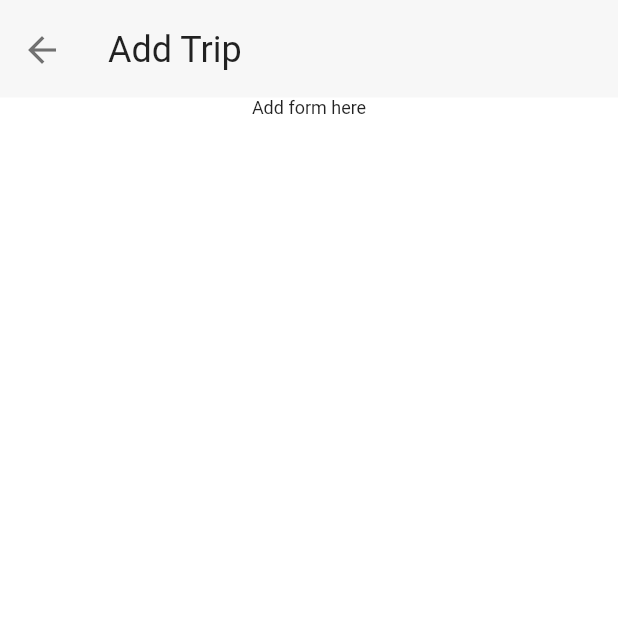
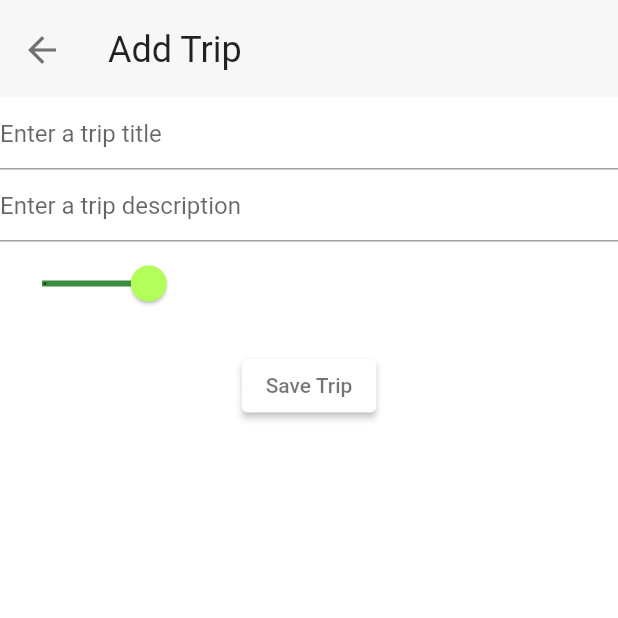
Before and after one commit to HadenHiles/daytrip, a Flutter app: the Trip screen opened directly, on a phone screen of 412 x 824 dp, the top half of it. Run offline on Flutter 3.47's test engine with Material 2 defaults, Android fonts, the phone set to English and light mode, and no system bars; our stand-ins replace cloud_firestore, firebase_auth, firebase_core, flutter_signin_button, google_sign_in, settings_ui and 1 more; missing offline and left inert: password_strength; accounts and stored records are empty.

Commit message:
Added Trip Title and Description

```diff
--- a/lib/tabs/trips/Trip.dart
+++ b/lib/tabs/trips/Trip.dart
@@ -10,6 +10,10 @@ class Trip extends StatefulWidget {
 }
 
 class _TripState extends State<Trip> {
+
+  final _formKey = GlobalKey<FormState>();
+  double _kilometreValue = 20;
+
   @override
   Widget build(BuildContext context) {
     return Scaffold(
@@ -56,8 +60,68 @@ class _TripState extends State<Trip> {
         },
         body: Container(
           child: Column(
-            children: [
-              Text('Add form here'),
+            children: <Widget>[
+              // Trip Title TextField
+              TextFormField(
+                decoration: const InputDecoration(
+                  hintText: 'Enter a trip title',
+                ),
+                validator: (value) {
+                if (value.isEmpty) {
+                  return 'Please enter a trip title';
+                }
+                return null;
+              },
+            ),
+            // Description TextField
+            TextFormField(
+                decoration: const InputDecoration(
+                  hintText: 'Enter a trip description',
+                ),
+                validator: (value) {
+                if (value.isEmpty) {
+                  return 'Please enter trip description';
+                }
+                return null;
+              },
+            ),
+            SliderTheme(
+              data: SliderTheme.of(context).copyWith(
+                activeTrackColor: Colors.green[700],
+                inactiveTrackColor: Colors.transparent,
+                trackShape: RectangularSliderTrackShape(),
+                trackHeight: 4.0,
+                thumbColor: Colors.lightGreenAccent,
+                thumbShape: RoundSliderThumbShape(enabledThumbRadius: 12.0),
+                overlayColor: Colors.lightGreen.withAlpha(32),
+                overlayShape: RoundSliderOverlayShape(overlayRadius: 28.0),
+            ),
+              child: Slider(
+                min: 0,
+                max: 100,
+                divisions: 5,
+                label: '$_kilometreValue',
+                value: _kilometreValue,
+                onChanged: (value){
+                  setState(() {
+                    _kilometreValue = value;
+                  });
+                },
+              ),
+            ),
+            Padding(
+              padding: const EdgeInsets.symmetric(vertical: 16.0),
+              child: ElevatedButton(
+                onPressed: () {
+                  // Validate will return true if the form is valid, or false if
+                  // the form is invalid.
+                  if (_formKey.currentState.validate()) {
+                    // Process data.
+                  }
+                },
+                child: Text('Save Trip'),
+                ),
+              ),
             ],
           ),
         ),
```
